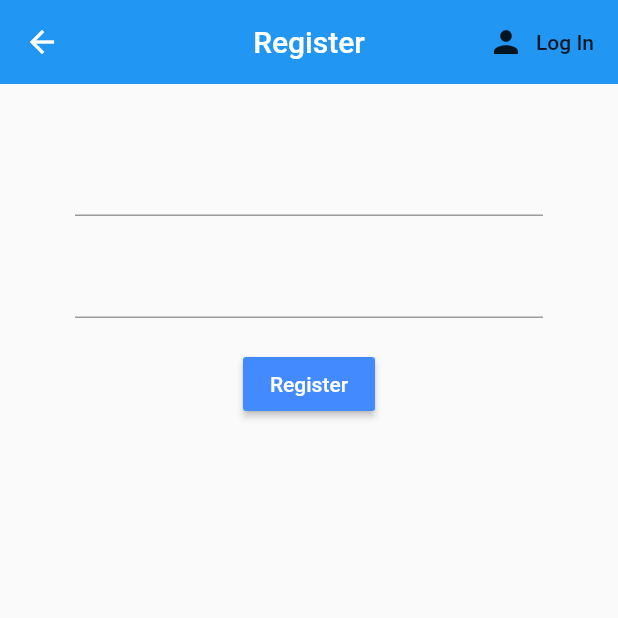
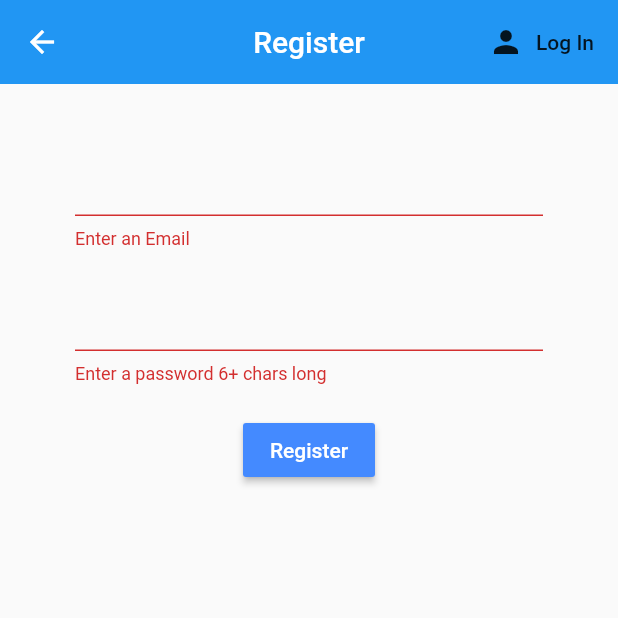
Before and after one commit to Raekweh/FlutterUpSkilling, a Flutter app: the RegisterMenu screen opened directly with empty values, after a tap on "Register", on a phone screen of 412 x 824 dp, the top half of it. Run offline on Flutter 3.47's test engine with Material 2 defaults, Android fonts, the phone set to English and light mode, and no system bars; our stand-ins replace firebase_auth, firebase_core, geolocator, google_maps_flutter; missing offline and left inert: flutter_braintree; accounts and stored records are empty.

Commit message:
register email & password

```diff
--- a/lib/NavigationBar/navigation_menu.dart
+++ b/lib/NavigationBar/navigation_menu.dart
@@ -1,6 +1,6 @@
 import 'package:ParkingApp/Map/models/place.dart';
-import 'package:ParkingApp/Map/services/geolocatorservice.dart';
-import 'package:ParkingApp/Map/services/placeservice.dart';
+import 'package:ParkingApp/Map/services/geolocator_service.dart';
+import 'package:ParkingApp/Map/services/place_service.dart';
 import 'package:flutter/cupertino.dart';
 import 'package:flutter/material.dart';
 import 'package:geolocator/geolocator.dart';
--- a/lib/Register/register_menu.dart
+++ b/lib/Register/register_menu.dart
@@ -2,8 +2,8 @@ import 'package:flutter/material.dart';
 import 'auth.dart';
 
 class RegisterMenu extends StatefulWidget {
+  final Function toogleView;
 
-  final Function toogleView;
   RegisterMenu({required this.toogleView});
 
   @override
@@ -11,16 +11,17 @@ class RegisterMenu extends StatefulWidget {
 }
 
 class _RegisterMenuState extends State<RegisterMenu> {
-
   final AuthService _authService = AuthService();
+  final _formKey = GlobalKey<FormState>();
 
   String email = '';
-  String password ='';
+  String password = '';
+  String error = '';
 
   @override
   Widget build(BuildContext context) {
     return Scaffold(
-      appBar:AppBar(
+      appBar: AppBar(
         elevation: 0.0,
         title: Text('Register'),
         centerTitle: true,
@@ -37,39 +38,55 @@ class _RegisterMenuState extends State<RegisterMenu> {
       body: Container(
           padding: const EdgeInsets.symmetric(vertical: 20.0, horizontal: 50.0),
           child: Form(
+              key: _formKey,
               child: Column(
                 children: <Widget>[
-                  SizedBox(height: 20.0,),
+                  SizedBox(
+                    height: 20.0,
+                  ),
                   TextFormField(
-                    onChanged: (val)
-                    {
+                    validator: (val) => val!.isEmpty ? 'Enter an Email' : null,
+                    onChanged: (val) {
                       setState(() => email = val);
                     },
                   ),
-                  SizedBox(height: 20.0,),
+                  SizedBox(
+                    height: 20.0,
+                  ),
                   TextFormField(
                     obscureText: true,
-                    onChanged: (val)
-                    {
+                    validator: (val) => val!.length < 6
+                        ? 'Enter a password 6+ chars long'
+                        : null,
+                    onChanged: (val) {
                       setState(() => password = val);
                     },
                   ),
-                  SizedBox(height: 20.0,),
-                  RaisedButton
-                    (
-                    color:Colors.blueAccent,
-                    child: Text('Register',
-                        style: TextStyle(color:Colors.white)),
-                    onPressed: () async
-                    {
-                      print(email);
-                      print(password);
+                  SizedBox(
+                    height: 20.0,
+                  ),
+                  RaisedButton(
+                    color: Colors.blueAccent,
+                    child:
+                        Text('Register', style: TextStyle(color: Colors.white)),
+                    onPressed: () async {
+                      if (_formKey.currentState!.validate()) {
+                        dynamic result = await _authService
+                            .registerWithEmailPassword(email, password);
+                        if (result == null) {
+                          setState(
+                              () => error = 'Please supply valid email');
+                        }
+                      }
                     },
-                  )
+                  ),
+                  SizedBox(height: 12.0),
+                  Text(
+                    error,
+                    style: TextStyle(color: Colors.red, fontSize: 14.0),
+                  ),
                 ],
-              )
-          )
-      ),
+              ))),
     );
   }
 }
--- a/lib/Screens/map_menu.dart
+++ b/lib/Screens/map_menu.dart
@@ -3,7 +3,7 @@ import 'package:geolocator/geolocator.dart';
 import 'package:google_maps_flutter/google_maps_flutter.dart';
 import 'package:provider/provider.dart';
 import 'package:ParkingApp/Map/models/place.dart';
-import 'package:ParkingApp/Map/services/markerservice.dart';
+import 'package:ParkingApp/Map/services/marker_service.dart';
 
 class Search extends StatelessWidget {
   @override
```
Also changed, not shown: lib/Register/auth.dart (+16 -5 lines), lib/Map/services/geolocator_service.dart (renamed from lib/Map/services/geolocatorservice.dart), lib/Map/services/marker_service.dart (renamed from lib/Map/services/markerservice.dart), lib/Map/services/place_service.dart (renamed from lib/Map/services/placeservice.dart). Lines whose indentation alone changed are shown as unchanged.
